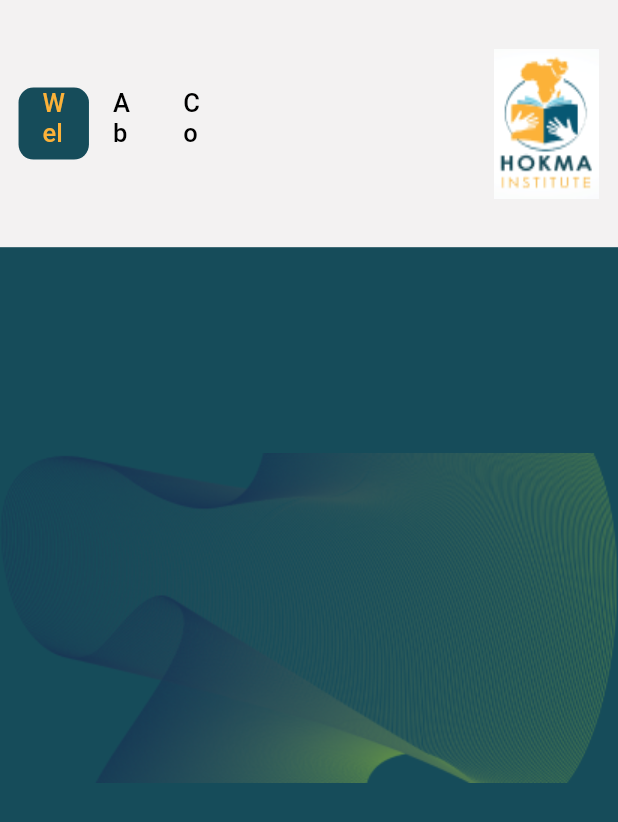
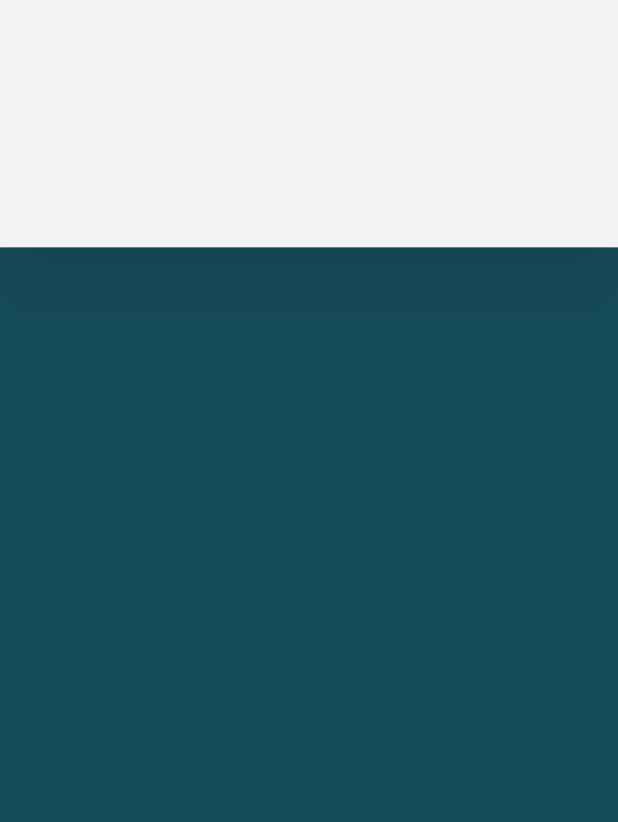
Before and after one commit to Tsepo-Matheleli/hokma, a Flutter app: the screen it shows after launch, on a phone screen of 412 x 824 dp. Shown: the top 822 px of the screen. Run offline on Flutter 3.47's test engine with Material 2 defaults, Android fonts, the phone set to English and light mode, and no system bars.

Commit message:
Restaarted structure for website, made more simpler using simple listview for content grouping.

```diff
--- a/lib/main.dart
+++ b/lib/main.dart
@@ -1,5 +1,8 @@
 import 'package:flutter/material.dart';
-import 'package:hokma/src/pages/base_page.dart';
+
+import 'src/base.dart';
+
+// import 'package:hokma/src/pages/base_page.dart';
 
 void main() {
   runApp(const MyApp());
@@ -15,7 +18,8 @@ class MyApp extends StatelessWidget {
       theme: ThemeData(
         primarySwatch: Colors.blue,
       ),
-      home: const BasePage(title: 'HOKMA'),
+      // home: const BasePage(title: 'HOKMA'),
+      home: const Base(title: 'HOKMA'),
     );
   }
 }
--- /dev/null
+++ b/lib/src/about.dart
@@ -0,0 +1,15 @@
+import 'package:flutter/material.dart';
+
+class About extends StatelessWidget {
+  const About({Key? key}) : super(key: key);
+
+  @override
+  Widget build(BuildContext context) {
+    double width = MediaQuery.of(context).size.width;
+    double height = MediaQuery.of(context).size.height;
+    return Container(
+      width: width,
+      height: height,
+    );
+  }
+}
--- /dev/null
+++ b/lib/src/app_colors.dart
@@ -0,0 +1,8 @@
+import 'package:flutter/material.dart';
+
+class AppColors {
+  static const primaryColor = Color(0xFFF3F2F2);
+  static const backgroundColor = Color(0xFF164C5A);
+  static const selectedButtonTextColor = Color(0xFFFCB239);
+  static const buttonTextColor = Color(0xFF000000);
+}
--- /dev/null
+++ b/lib/src/base.dart
@@ -0,0 +1,49 @@
+import 'package:flutter/material.dart';
+import 'about.dart';
+import 'app_colors.dart';
+import 'contact_us.dart';
+import 'home.dart';
+
+class Base extends StatefulWidget {
+  const Base({Key? key, title}) : super(key: key);
+
+  @override
+  State<Base> createState() => _BaseState();
+}
+
+class _BaseState extends State<Base> {
+  @override
+  Widget build(BuildContext context) {
+    double screenWidth = MediaQuery.of(context).size.width;
+    double screenHeight = MediaQuery.of(context).size.height;
+    return Scaffold(
+      backgroundColor: AppColors.backgroundColor,
+      body: SizedBox(
+        width: screenWidth,
+        height: screenHeight,
+        child: Column(
+          children: [
+            Material(
+              elevation: 20,
+              shadowColor: Colors.black45,
+              child: Container(
+                height: screenHeight * .2,
+                color: AppColors.primaryColor,
+              ),
+            ),
+            Container(
+              height: screenHeight * .8,
+              child: ListView(
+                children: const [
+                  Home(),
+                  About(),
+                  Contact(),
+                ],
+              ),
+            ),
+          ],
+        ),
+      ),
+    );
+  }
+}
--- /dev/null
+++ b/lib/src/contact_us.dart
@@ -0,0 +1,15 @@
+import 'package:flutter/material.dart';
+
+class Contact extends StatelessWidget {
+  const Contact({Key? key}) : super(key: key);
+
+  @override
+  Widget build(BuildContext context) {
+    double width = MediaQuery.of(context).size.width;
+    double height = MediaQuery.of(context).size.height;
+    return Container(
+      width: width,
+      height: height,
+    );
+  }
+}
--- /dev/null
+++ b/lib/src/home.dart
@@ -0,0 +1,15 @@
+import 'package:flutter/material.dart';
+
+class Home extends StatelessWidget {
+  const Home({Key? key}) : super(key: key);
+
+  @override
+  Widget build(BuildContext context) {
+    double width = MediaQuery.of(context).size.width;
+    double height = MediaQuery.of(context).size.height;
+    return Container(
+      width: width,
+      height: height,
+    );
+  }
+}
--- a/lib/src/layout_structure/content_view.dart
+++ /dev/null
@@ -1,8 +0,0 @@
-import 'package:flutter/material.dart';
-import 'package:hokma/src/layout_structure/custom_tab_view.dart';
-
-class ContentView {
-  ContentView({required this.tab, required this.content});
-  final CustomTab tab;
-  final Widget content;
-}
--- a/lib/src/layout_structure/custom_tab_view.dart
+++ /dev/null
@@ -1,17 +0,0 @@
-import 'package:flutter/material.dart';
-
-class CustomTab extends StatelessWidget {
-  const CustomTab({Key? key, required this.title}) : super(key: key);
-
-  final String title;
-
-  @override
-  Widget build(BuildContext context) {
-    return Tab(
-      child: Text(
-        title,
-        style: const TextStyle(fontSize: 17),
-      ),
-    );
-  }
-}
--- a/lib/src/layout_structure/desktop_view.dart
+++ /dev/null
@@ -1,31 +0,0 @@
-import 'package:flutter/material.dart';
-import 'package:hokma/src/navigation/custom_tab_bar.dart';
-
-Widget desktopView(tabcontroller, pages) {
-  return Container(
-    decoration: const BoxDecoration(
-      image: DecorationImage(
-        fit: BoxFit.cover,
-        image: AssetImage("assets/images/wave1_animated (1) 1.png"),
-        // co
-      ),
-    ),
-    child: Column(
-      mainAxisAlignment: MainAxisAlignment.start,
-      crossAxisAlignment: CrossAxisAlignment.end,
-      children: [
-        CustomTabBar(
-          controller: tabcontroller,
-          tabs: pages,
-        ),
-        SizedBox(
-          height: 400,
-          child: TabBarView(
-            controller: tabcontroller,
-            children: pages,
-          ),
-        )
-      ],
-    ),
-  );
-}
--- a/lib/src/layout_structure/mobile_view.dart
+++ /dev/null
@@ -1,21 +0,0 @@
-import 'package:flutter/material.dart';
-import '../navigation/custom_tab_bar.dart';
-
-Widget mobileView(tabcontroller, pages) {
-  return Container(
-    decoration: const BoxDecoration(
-      image: DecorationImage(
-        image: AssetImage("assets/images/wave1_animated (1) 1.png"),
-        // co
-      ),
-    ),
-    child: Column(
-      mainAxisAlignment: MainAxisAlignment.start,
-      crossAxisAlignment: CrossAxisAlignment.end,
-      children: [
-        CustomTabBar(controller: tabcontroller, tabs: pages),
-        Container()
-      ],
-    ),
-  );
-}
--- a/lib/src/navigation/custom_tab_bar.dart
+++ /dev/null
@@ -1,56 +0,0 @@
-import 'package:flutter/material.dart';
-import 'package:hokma/src/utilities/colors.dart';
-
-class CustomTabBar extends StatelessWidget {
-  const CustomTabBar({Key? key, required this.controller, required this.tabs})
-      : super(key: key);
-
-  final TabController controller;
-  final List<Widget> tabs;
-
-  @override
-  Widget build(BuildContext context) {
-    double screenwidth = MediaQuery.of(context).size.width;
-    double screenheight = MediaQuery.of(context).size.height;
-    return Container(
-      padding: EdgeInsets.symmetric(
-        vertical: screenheight * 0.01,
-        horizontal: screenwidth * 0.03,
-      ),
-      width: screenwidth,
-      height: screenheight * .2,
-      color: AppColors.primaryColor,
-      child: Row(
-        mainAxisSize: MainAxisSize.max,
-        children: [
-          Expanded(
-            flex: 4,
-            child: TabBar(
-              indicatorColor: Colors.transparent,
-              labelColor: AppColors.selectedButtonTextColor,
-              indicator: const BoxDecoration(
-                  color: AppColors.backgroundColor,
-                  borderRadius: BorderRadius.all(Radius.circular(10))),
-              unselectedLabelColor: AppColors.buttonTextColor,
-              controller: controller,
-              tabs: tabs,
-            ),
-          ),
-          Expanded(
-            child: Container(),
-            flex: 5,
-          ),
-          Expanded(
-            flex: 2,
-            child: SizedBox(
-              height: 100,
-              width: 70,
-              child: Image.asset("assets/images/HOKMA INSTITUTE-1 2icon.png",
-                  fit: BoxFit.fill),
-            ),
-          ),
-        ],
-      ),
-    );
-  }
-}
--- a/lib/src/pages/about_us.dart
+++ /dev/null
@@ -1,18 +0,0 @@
-import "package:flutter/material.dart";
-import 'package:hokma/src/utilities/colors.dart';
-
-Widget aboutUs() {
-  return Column(
-    mainAxisAlignment: MainAxisAlignment.start,
-    crossAxisAlignment: CrossAxisAlignment.end,
-    children: const [
-      Text(
-        "About Us",
-        style: TextStyle(
-          fontSize: 18,
-          color: AppColors.buttonTextColor,
-        ),
-      ),
-    ],
-  );
-}
--- a/lib/src/pages/base_page.dart
+++ /dev/null
@@ -1,71 +0,0 @@
-import 'package:flutter/material.dart';
-import 'package:hokma/src/layout_structure/content_view.dart';
-import 'package:hokma/src/layout_structure/custom_tab_view.dart';
-import 'package:hokma/src/pages/about_us.dart';
-import 'package:hokma/src/pages/contact.dart';
-import 'package:hokma/src/pages/homepage.dart';
-
-import '../layout_structure/desktop_view.dart';
-import '../layout_structure/mobile_view.dart';
-import '../utilities/colors.dart';
-// import '../utilities/colors.dart';
-
-class BasePage extends StatefulWidget {
-  const BasePage({Key? key, required this.title}) : super(key: key);
-
-  final String title;
-
-  @override
-  State<BasePage> createState() => _BasePageState();
-}
-
-class _BasePageState extends State<BasePage>
-    with SingleTickerProviderStateMixin {
-  List<ContentView> contentViews = [
-    ContentView(
-        tab: const CustomTab(
-          title: "Welcome",
-        ),
-        content: homepage()),
-    ContentView(
-        tab: const CustomTab(
-          title: "About Us",
-        ),
-        content: aboutUs()),
-    ContentView(
-        tab: const CustomTab(
-          title: "Contact",
-        ),
-        content: contact())
-  ];
-  late TabController tabController;
-
-  @override
-  void initState() {
-    super.initState();
-    tabController = TabController(length: contentViews.length, vsync: this);
-  }
-
-  @override
-  Widget build(BuildContext context) {
-    return Scaffold(
-        backgroundColor: AppColors.backgroundColor,
-        // appBar: AppBar(
-        //   title: Text(widget.title,
-        //       style: const TextStyle(color: AppColors.backgroundColor)),
-        //   backgroundColor: AppColors.primaryColor,
-        //   toolbarHeight: 100,
-        // ),
-        body: LayoutBuilder(
-          builder: (context, constraints) {
-            if (constraints.maxWidth > 715) {
-              return desktopView(
-                  tabController, contentViews.map((e) => e.tab).toList());
-            } else {
-              return mobileView(
-                  tabController, contentViews.map((e) => e.tab).toList());
-            }
-          },
-        ));
-  }
-}
--- a/lib/src/pages/contact.dart
+++ /dev/null
@@ -1,20 +0,0 @@
-// ignore_for_file: file_names
-
-import 'package:flutter/material.dart';
-import 'package:hokma/src/utilities/colors.dart';
-
-Widget contact() {
-  return Column(
-    mainAxisAlignment: MainAxisAlignment.start,
-    crossAxisAlignment: CrossAxisAlignment.end,
-    children: const [
-      Text(
-        "Contact",
-        style: TextStyle(
-          fontSize: 18,
-          color: AppColors.buttonTextColor,
-        ),
-      ),
-    ],
-  );
-}
--- a/lib/src/pages/homepage.dart
+++ /dev/null
@@ -1,20 +0,0 @@
-// ignore_for_file: file_names
-
-import 'package:flutter/material.dart';
-import 'package:hokma/src/utilities/colors.dart';
-
-Widget homepage() {
-  return Column(
-    mainAxisAlignment: MainAxisAlignment.start,
-    crossAxisAlignment: CrossAxisAlignment.end,
-    children: const [
-      Text(
-        "HomePage",
-        style: TextStyle(
-          fontSize: 18,
-          color: AppColors.buttonTextColor,
-        ),
-      ),
-    ],
-  );
-}
--- a/lib/src/utilities/colors.dart
+++ /dev/null
@@ -1,7 +0,0 @@
-import 'package:flutter/material.dart';
-class AppColors{
-  static const primaryColor =  Color(0xFFF3F2F2);
-  static const backgroundColor =  Color(0xFF164C5A);
-  static const selectedButtonTextColor =  Color(0xFFFCB239);
-  static const buttonTextColor =  Color(0xFF000000);
-}
```
